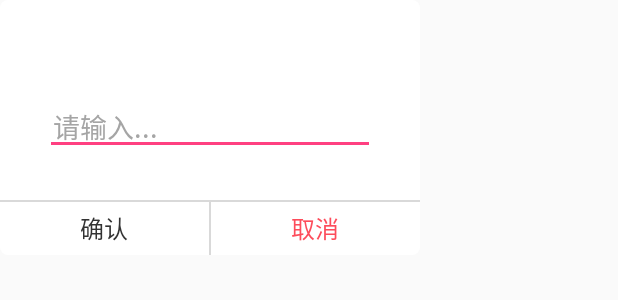
After one commit to w1163563154/MyTools, an Android app: the layout dialog_edittext_sure_false.xml on its own in the app's theme, with its tools: preview values and no code run, on a phone screen of 412 x 824 dp. The commit adds this screen. Shown: the top 300 px of the screen. Run offline under Robolectric (Android 15) with nearby library versions, the phone set to English and light mode, and no system bars.

Commit message:
添加Dialog

```diff
--- a/app/build.gradle
+++ b/app/build.gradle
@@ -20,6 +20,7 @@ android {
 
 dependencies {
     implementation fileTree(dir: 'libs', include: ['*.jar'])
+    //noinspection GradleCompatible
     implementation 'com.android.support:appcompat-v7:27.1.1'
     implementation 'com.android.support.constraint:constraint-layout:1.1.3'
     testImplementation 'junit:junit:4.12'
@@ -49,4 +50,8 @@ dependencies {
 
     //图片框架
     implementation 'com.github.bumptech.glide:glide:3.6.1'
+    compile 'io.reactivex.rxjava2:rxjava:2.0.1'
+    compile 'io.reactivex.rxjava2:rxandroid:2.0.1'
+
+
 }
--- a/app/src/main/java/com/xiaoyu/mytools/Ui/Activity/MainActivity.java
+++ b/app/src/main/java/com/xiaoyu/mytools/Ui/Activity/MainActivity.java
@@ -1,5 +1,6 @@
 package com.xiaoyu.mytools.Ui.Activity;
 
+import android.app.Activity;
 import android.os.Bundle;
 import android.support.v7.widget.DividerItemDecoration;
 import android.support.v7.widget.GridLayoutManager;
@@ -13,7 +14,9 @@ import com.xiaoyu.mytools.Info.MainInfo;
 import com.xiaoyu.mytools.OnClickUtils.MyOnClickLisenter;
 import com.xiaoyu.mytools.R;
 import com.xiaoyu.mytools.Ui.Activity.Adapter.MainAdapter;
+import com.xiaoyu.mytools.Ui.Activity.DialogActivity.DialogActivity;
 import com.xiaoyu.mytools.Ui.Activity.DianZhanActivity.DianZhanActivity;
+
 import com.xiaoyu.mytools.Ui.Activity.PullZoomActivity.PullScrollViewActivity;
 import com.xiaoyu.mytools.Ui.Activity.RecyclerBannerActivity.RecyclerBannerActivity;
 
@@ -55,6 +58,8 @@ public class MainActivity extends MyActivity {
         mNameList.add(new MainInfo("下拉放大",new PullScrollViewActivity()));
         mNameList.add(new MainInfo("文字滚动",new WenZhiGunDongActivity()));
         mNameList.add(new MainInfo("RecyclerBanner",new RecyclerBannerActivity()));
+        mNameList.add(new MainInfo("Dialog",new DialogActivity()));
+        mNameList.add(new MainInfo("Text",new TextActivity()));
         mMainAdapter.refresh(mNameList);
 
     }
--- a/app/src/main/java/com/xiaoyu/mytools/Ui/Activity/WenZhiGunDongActivity.java
+++ b/app/src/main/java/com/xiaoyu/mytools/Ui/Activity/WenZhiGunDongActivity.java
@@ -19,6 +19,7 @@ import com.xiaoyu.mytools.R;
 import com.xiaoyu.mytools.Utils.T;
 
 import java.util.ArrayList;
+import java.util.Observer;
 
 import butterknife.BindView;
 import butterknife.ButterKnife;
@@ -92,4 +93,5 @@ public class WenZhiGunDongActivity extends MyActivity {
     }
 
 
+
 }
--- /dev/null
+++ b/app/src/main/res/drawable/shape_loading_dialog_bg.xml
@@ -0,0 +1,8 @@
+<?xml version="1.0" encoding="utf-8"?>
+<shape xmlns:android="http://schemas.android.com/apk/res/android">
+
+    <solid android:color="#FFFFFF"/>
+    <corners android:radius="5dp" />
+
+
+</shape>
--- /dev/null
+++ b/app/src/main/res/layout/dialog_edittext_sure_false.xml
@@ -0,0 +1,76 @@
+<?xml version="1.0" encoding="utf-8"?>
+<LinearLayout xmlns:android="http://schemas.android.com/apk/res/android"
+              android:layout_width="280dp"
+              android:layout_height="170dp"
+              android:background="@drawable/shape_loading_dialog_bg"
+              android:gravity="center"
+              android:orientation="vertical"
+              android:paddingTop="16.5dp">
+
+    <ImageView
+        android:id="@+id/iv_logo"
+        android:layout_width="wrap_content"
+        android:layout_height="wrap_content"
+        android:layout_marginBottom="12dp"/>
+
+    <TextView
+        android:id="@+id/tv_title"
+        android:layout_width="wrap_content"
+        android:layout_height="wrap_content"
+        android:layout_marginBottom="20dp"/>
+
+    <EditText
+        android:id="@+id/editText"
+        android:layout_width="match_parent"
+        android:layout_height="35dp"
+        android:layout_marginLeft="30dp"
+        android:layout_marginRight="30dp"
+        android:ems="10"
+        android:hint="请输入..."
+        android:inputType="textPersonName"
+        android:padding="5dp"
+        android:text=""
+        android:textColor="@color/black"
+        android:textColorHint="#A5A5A5"/>
+
+    <TextView
+        android:id="@+id/textView12"
+        android:layout_width="match_parent"
+        android:layout_height="1dp"
+        android:layout_marginTop="30dp"
+        android:background="#D9D9D9"/>
+
+    <LinearLayout
+        android:layout_width="280dp"
+        android:layout_height="wrap_content"
+        android:layout_gravity="center_horizontal"
+        android:gravity="center"
+        android:orientation="horizontal">
+
+        <TextView
+            android:id="@+id/tv_sure"
+            android:layout_width="0dp"
+            android:layout_height="50dp"
+            android:layout_weight="1"
+            android:gravity="center"
+            android:text="确认"
+            android:textColor="#333333"
+            android:textSize="16dp"/>
+
+        <TextView
+            android:id="@+id/textView10"
+            android:layout_width="1dp"
+            android:layout_height="match_parent"
+            android:background="#D9D9D9"/>
+
+        <TextView
+            android:id="@+id/tv_cancle"
+            android:layout_width="0dp"
+            android:layout_height="50dp"
+            android:layout_weight="1"
+            android:gravity="center"
+            android:text="取消"
+            android:textColor="@color/hot_pink"
+            android:textSize="16dp"/>
+    </LinearLayout>
+</LinearLayout>
--- a/app/src/main/res/values/colors.xml
+++ b/app/src/main/res/values/colors.xml
@@ -76,4 +76,7 @@
     <color name="baby_blue">#89CFF0</color>
     <color name="blue">#3F51B5</color>
     <color name="dark_blue_03">#000333</color>
+
+    <color name="z_transparent">#00000000</color>
+    <color name="z_dialog_bg_color">#FFFFFF</color>
 </resources>
```
Also changed, not shown: app/src/main/AndroidManifest.xml (+8 -0 lines), app/src/main/java/com/xiaoyu/mytools/Ui/Activity/DialogActivity/DialogActivity.java (added, +64 -0 lines), app/src/main/java/com/xiaoyu/mytools/Ui/Activity/DialogActivity/DialogEdit.java (added, +91 -0 lines), app/src/main/java/com/xiaoyu/mytools/Ui/Activity/DialogActivity/MyDialog.java (added, +130 -0 lines), app/src/main/java/com/xiaoyu/mytools/Ui/Activity/TextActivity.java (added, +76 -0 lines), app/src/main/res/layout/activity_dialog.xml (added, +22 -0 lines), app/src/main/res/layout/activity_text.xml (added, +14 -0 lines), app/src/main/res/layout/z_loading_dialog.xml (added, +37 -0 lines), app/src/main/res/values/attrs.xml (+17 -0 lines).
